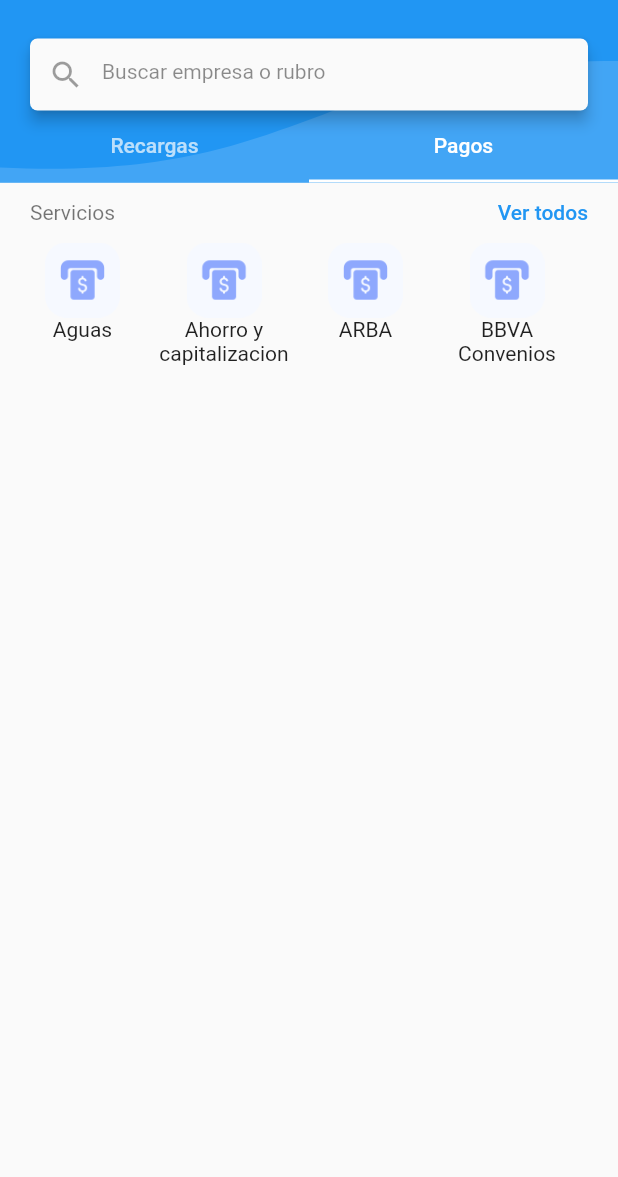
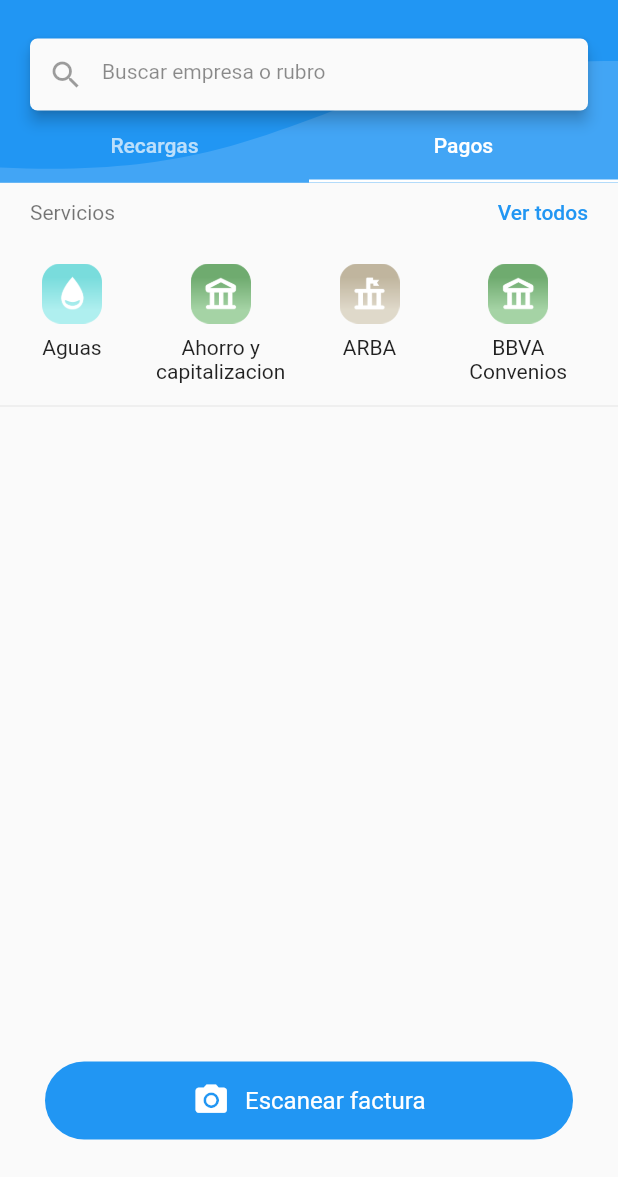
Before and after one commit to TinchoOlivari/uala-clone, a Flutter app: the PagosPage screen opened directly, tab 2 chosen, on a phone screen of 412 x 824 dp, the part 59-1236 px from its top. Run offline on Flutter 3.47's test engine with Material 2 defaults, Android fonts, the phone set to English and light mode, and no system bars; our stand-ins replace flare_flutter.

Commit message:
Second tab of pagos finished

```diff
--- a/lib/screens/pagos/pagosPage.dart
+++ b/lib/screens/pagos/pagosPage.dart
@@ -200,11 +200,12 @@ class _PagosPageState extends State<PagosPage>
 
   Widget PagosTabPage() {
     return Column(
+      mainAxisAlignment: MainAxisAlignment.spaceBetween,
       children: <Widget>[
         Column(
           children: <Widget>[
             Padding(
-              padding: const EdgeInsets.symmetric(vertical: 12, horizontal: 20),
+              padding: const EdgeInsets.only(top: 12, right: 20, left: 20, bottom: 18),
               child: Row(
                 mainAxisAlignment: MainAxisAlignment.spaceBetween,
                 children: <Widget>[
@@ -219,7 +220,7 @@ class _PagosPageState extends State<PagosPage>
               ),
             ),
             Padding(
-              padding: EdgeInsets.symmetric(horizontal: 30),
+              padding: EdgeInsets.symmetric(horizontal: 20),
               child: Row(
                 mainAxisAlignment: MainAxisAlignment.spaceBetween,
                 crossAxisAlignment: CrossAxisAlignment.start,
@@ -227,9 +228,12 @@ class _PagosPageState extends State<PagosPage>
                   Flexible(
                     child: Column(
                       children: <Widget>[
-                        Image(
-                            image: AssetImage('lib/assets/pesos-caja.png'),
-                            width: 50),
+                        Padding(
+                          padding: const EdgeInsets.all(8.0),
+                          child: Image(
+                              image: AssetImage('lib/assets/agua.png'),
+                              width: 40),
+                        ),
                         Text(
                           'Aguas',
                           overflow: TextOverflow.clip,
@@ -243,9 +247,12 @@ class _PagosPageState extends State<PagosPage>
                       mainAxisAlignment: MainAxisAlignment.center,
                       crossAxisAlignment: CrossAxisAlignment.center,
                       children: <Widget>[
-                        Image(
-                            image: AssetImage('lib/assets/pesos-caja.png'),
-                            width: 50),
+                        Padding(
+                          padding: const EdgeInsets.all(8.0),
+                          child: Image(
+                              image: AssetImage('lib/assets/banco.png'),
+                              width: 40),
+                        ),
                         Text(
                           'Ahorro y capitalizacion',
                           overflow: TextOverflow.clip,
@@ -258,9 +265,12 @@ class _PagosPageState extends State<PagosPage>
                     child: Column(
                       mainAxisAlignment: MainAxisAlignment.start,
                       children: <Widget>[
-                        Image(
-                            image: AssetImage('lib/assets/pesos-caja.png'),
-                            width: 50),
+                        Padding(
+                          padding: const EdgeInsets.all(8.0),
+                          child: Image(
+                              image: AssetImage('lib/assets/ent-financiera.png'),
+                              width: 40),
+                        ),
                         Text(
                           'ARBA',
                           overflow: TextOverflow.clip,
@@ -273,9 +283,12 @@ class _PagosPageState extends State<PagosPage>
                     child: Column(
                       mainAxisAlignment: MainAxisAlignment.start,
                       children: <Widget>[
-                        Image(
-                            image: AssetImage('lib/assets/pesos-caja.png'),
-                            width: 50),
+                        Padding(
+                          padding: const EdgeInsets.all(8.0),
+                          child: Image(
+                              image: AssetImage('lib/assets/banco.png'),
+                              width: 40),
+                        ),
                         Text(
                           'BBVA Convenios',
                           overflow: TextOverflow.clip,
@@ -286,8 +299,54 @@ class _PagosPageState extends State<PagosPage>
                   ),
                 ],
               ),
+            ),
+            Divider(
+              thickness: 0.5,
+              height: 30,
             )
           ],
+        ),
+        Padding(
+          padding: EdgeInsets.fromLTRB(30, 0, 30, 25),
+          child: Column(
+            children: <Widget>[
+              RaisedButton(
+                  materialTapTargetSize: MaterialTapTargetSize.shrinkWrap,
+                  splashColor: Colors.transparent,
+                  highlightColor: Colors.white54,
+                  focusElevation: 0,
+                  highlightElevation: 0,
+                  elevation: 0,
+                  shape: RoundedRectangleBorder(
+                    borderRadius: BorderRadius.circular(35),
+                  ),
+                  onPressed: () {},
+                  color: Colors.blue,
+                  textColor: Colors.white,
+                  child: SizedBox(
+                    width: double.infinity,
+                    height: 52,
+                    child: Row(
+                      mainAxisAlignment: MainAxisAlignment.center,
+                      children: <Widget>[
+                        Padding(
+                          padding: const EdgeInsets.only(right: 10),
+                          child: Icon(
+                            Icons.photo_camera,
+                            color: Colors.white,
+                            size: 25,
+                          ),
+                        ),
+                        Text(
+                          'Escanear factura',
+                          style: TextStyle(
+                              fontSize: 16, fontWeight: FontWeight.w400),
+                        ),
+                      ],
+                    ),
+                  )),
+            ],
+          ),
         ),
       ],
     );
```
